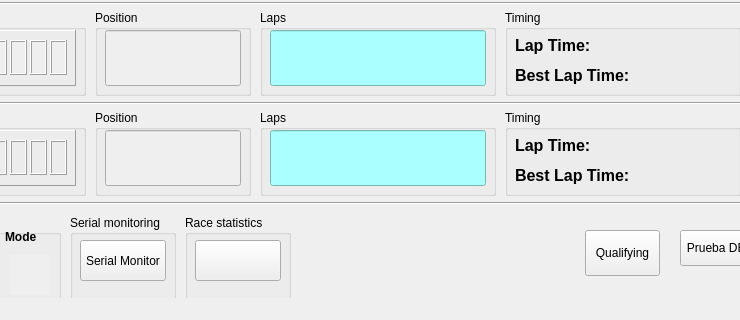
Above: src/mainwindow.ui from frechilla/qslotracing before the change; both pictures show x 330 to 1070 and y 400 to 720 of the 1200 by 720 pixel window. Below: the same form after it.
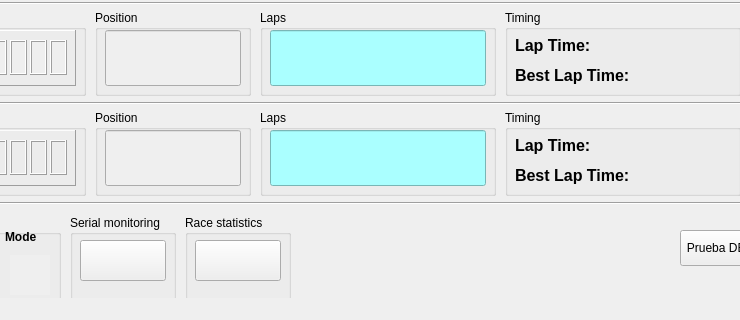
That is the form after the change. Icons and pictures are not drawn.

Commit message: Removed managing of finish line packets; serial button icon uploaded.

```diff
--- a/src/mainwindow.ui
+++ b/src/mainwindow.ui
@@ -2123,7 +2123,17 @@
       </rect>
      </property>
      <property name="text">
-      <string>Serial Monitor</string>
+      <string/>
+     </property>
+     <property name="icon">
+      <iconset resource="pics/tool.qrc">
+       <normaloff>:/pics/serial_btn</normaloff>:/pics/serial_btn</iconset>
+     </property>
+     <property name="iconSize">
+      <size>
+       <width>32</width>
+       <height>32</height>
+      </size>
      </property>
     </widget>
    </widget>
@@ -2828,19 +2838,6 @@
      </property>
     </widget>
    </widget>
-   <widget class="QPushButton" name="btnQualy">
-    <property name="geometry">
-     <rect>
-      <x>915</x>
-      <y>630</y>
-      <width>75</width>
-      <height>46</height>
-     </rect>
-    </property>
-    <property name="text">
-     <string>Qualifying</string>
-    </property>
-   </widget>
   </widget>
   <widget class="QStatusBar" name="statusBar"/>
  </widget>
```
The commit also changes 6 other files.
